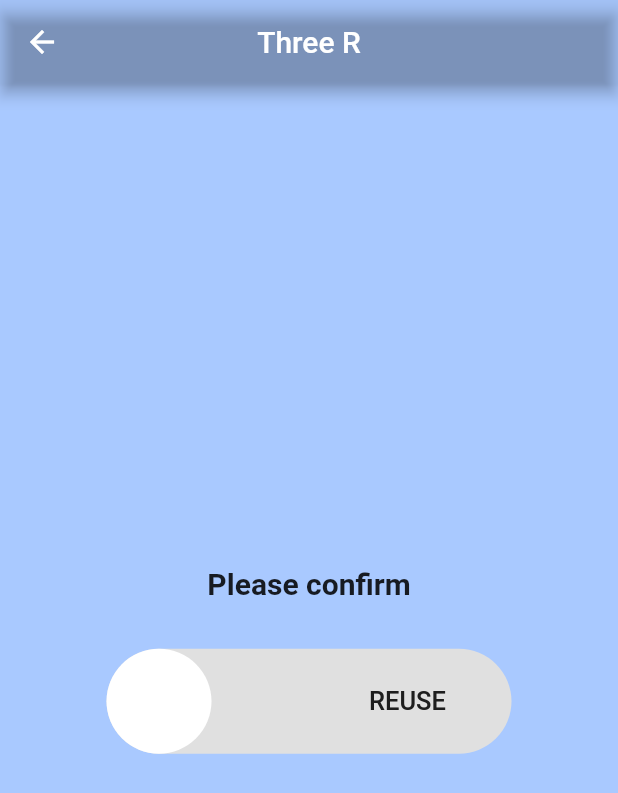
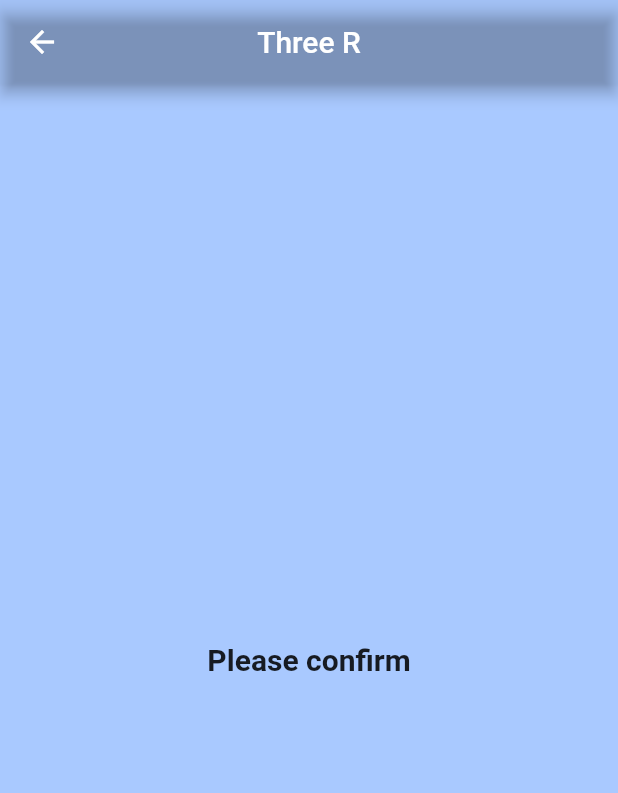
Before and after one commit to Recycler-3R/recycler-v1, a Flutter app: the ThreeR screen opened directly, on a phone screen of 412 x 824 dp. Shown: the top 793 px of the screen. Run offline on Flutter 3.47's test engine with Material 2 defaults, Android fonts, the phone set to English and light mode, and no system bars; drawn by our look-alikes of slider_button; our stand-ins replace firebase_auth, firebase_core; accounts and stored records are empty.

Commit message:
v3.02 7/14/21 Deleted Slider Package

```diff
--- a/lib/screens/threer.dart
+++ b/lib/screens/threer.dart
@@ -1,5 +1,4 @@
 import 'package:flutter/material.dart';
-import 'package:slider_button/slider_button.dart';
 
 class ThreeR extends StatefulWidget {
   const ThreeR({Key? key}) : super(key: key);
@@ -31,29 +30,6 @@ class _ThreeRState extends State<ThreeR> {
                 ),
               ),
             )),
-            Padding(
-                padding: EdgeInsets.all(16.0),
-                child: SliderButton(
-                  action: () {
-                    ///Do something here
-                    Navigator.of(context).pop();
-                  },
-                  label: Text(
-                    "REUSE",
-                    style: TextStyle(
-                        color: Colors.green.shade700,
-                        fontWeight: FontWeight.w500,
-                        fontSize: 17),
-                  ),
-                  icon: Text(
-                    "O",
-                    style: TextStyle(
-                      color: Colors.white,
-                      fontWeight: FontWeight.w400,
-                      fontSize: 44,
-                    ),
-                  ),
-                )),
           ]),
     );
   }
--- a/pubspec.yaml
+++ b/pubspec.yaml
@@ -29,7 +29,6 @@ dependencies:
   cupertino_icons: ^1.0.2
   firebase_core: ^1.3.0
   firebase_auth: ^2.0.0
-  slider_button: ^1.0.0
 
 dev_dependencies:
   flutter_test:
```
Also changed, not shown: pubspec.lock.
